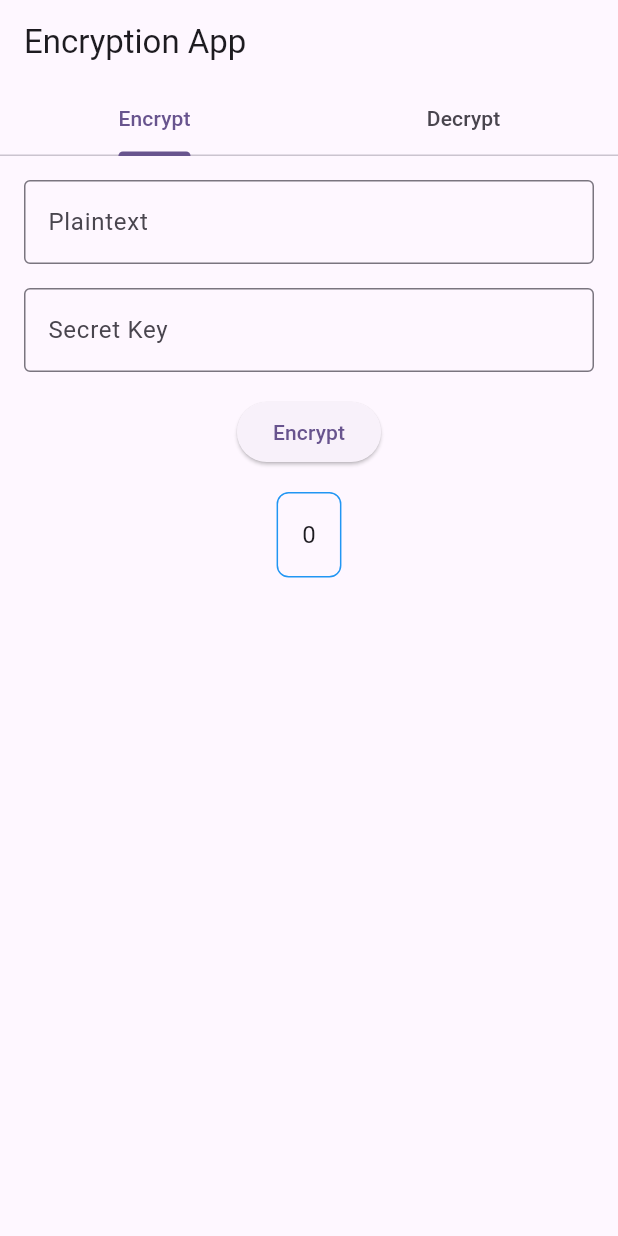
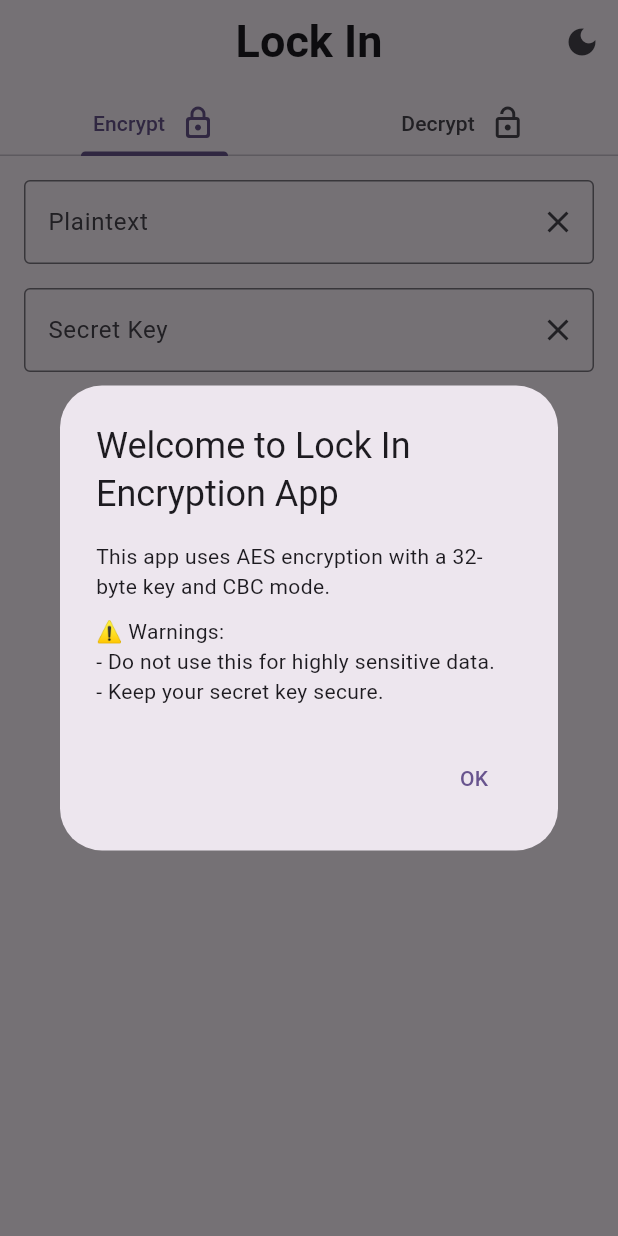
Before and after one commit to d3mastermind/LockIn, a Flutter app: the screen it shows after launch, after a tap on "Encrypt", on a phone screen of 412 x 824 dp. Run offline on Flutter 3.47's test engine with Material 3 defaults, Android fonts, the phone set to English and light mode, and no system bars; missing offline and left inert: encrypt.

Commit message:
used AES encryption

```diff
--- a/lib/crypt_service.dart
+++ b/lib/crypt_service.dart
@@ -1,57 +1,31 @@
+import 'package:encrypt/encrypt.dart' as encrypt;
+
 class CryptService {
-  // XOR-based encryption
-  static String _xorEncrypt(String plaintext, String key) {
-    String encrypted = "";
-    for (int i = 0; i < plaintext.length; i++) {
-      int charCode = plaintext.codeUnitAt(i) ^ key.codeUnitAt(i % key.length);
-      encrypted += String.fromCharCode(charCode);
-    }
-    return encrypted;
+  static String _normalizeKey(String key) {
+    if (key.length >= 32) return key.substring(0, 32); // Trim to 32 bytes
+    return key.padRight(32, ' '); // Pad to 32 bytes
   }
 
-  // Base62 encoding
-  static String _base62Encode(String input) {
-    const String base62Chars =
-        "0123456789ABCDEFGHIJKLMNOPQRSTUVWXYZabcdefghijklmnopqrstuvwxyz";
-    final List<int> bytes = input.codeUnits;
-    BigInt number = BigInt.zero;
-    for (int byte in bytes) {
-      number = (number << 8) + BigInt.from(byte);
-    }
-    String encoded = "";
-    while (number > BigInt.zero) {
-      encoded = base62Chars[(number % BigInt.from(62)).toInt()] + encoded;
-      number = number ~/ BigInt.from(62);
-    }
-    return encoded.isEmpty ? "0" : encoded;
+  static String encryptText(String text, String key) {
+    final keyBytes = encrypt.Key.fromUtf8(_normalizeKey(key));
+    final iv = encrypt.IV.fromUtf8('1234567890123456'); // Fixed IV
+    final encrypter =
+        encrypt.Encrypter(encrypt.AES(keyBytes, mode: encrypt.AESMode.cbc));
+
+    final encrypted = encrypter.encrypt(text, iv: iv);
+    return encrypted.base64;
   }
 
-  // Base62 decoding
-  static String _base62Decode(String input) {
-    const String base62Chars =
-        "0123456789ABCDEFGHIJKLMNOPQRSTUVWXYZabcdefghijklmnopqrstuvwxyz";
-    BigInt number = BigInt.zero;
-    for (int i = 0; i < input.length; i++) {
-      number =
-          number * BigInt.from(62) + BigInt.from(base62Chars.indexOf(input[i]));
+  static String decryptText(String encryptedText, String key) {
+    final keyBytes = encrypt.Key.fromUtf8(_normalizeKey(key));
+    final iv = encrypt.IV.fromUtf8('1234567890123456');
+    final encrypter =
+        encrypt.Encrypter(encrypt.AES(keyBytes, mode: encrypt.AESMode.cbc));
+
+    try {
+      return encrypter.decrypt64(encryptedText, iv: iv);
+    } catch (e) {
+      return 'Invalid Key or Encrypted Text';
     }
-    List<int> bytes = [];
-    while (number > BigInt.zero) {
-      bytes.insert(0, (number % BigInt.from(256)).toInt());
-      number = number ~/ BigInt.from(256);
-    }
-    return String.fromCharCodes(bytes);
-  }
-
-  // Encrypt and encode to Base62
-  static String encrypt(String plaintext, String key) {
-    String encrypted = _xorEncrypt(plaintext, key);
-    return _base62Encode(encrypted);
-  }
-
-  // Decode from Base62 and decrypt
-  static String decrypt(String encrypted, String key) {
-    String decoded = _base62Decode(encrypted);
-    return _xorEncrypt(decoded, key);
   }
 }
--- a/lib/main.dart
+++ b/lib/main.dart
@@ -1,5 +1,4 @@
 import 'package:flutter/material.dart';
-
 import 'package:lock_in/crypt_service.dart';
 import 'package:flutter/services.dart';
 
@@ -7,25 +6,56 @@ void main() {
   runApp(const LockIn());
 }
 
-class LockIn extends StatelessWidget {
+class LockIn extends StatefulWidget {
   const LockIn({super.key});
+
+  @override
+  State<LockIn> createState() => _LockInState();
+}
+
+class _LockInState extends State<LockIn> {
+  bool _isDarkMode = false;
+
+  void toggleTheme() {
+    setState(() {
+      _isDarkMode = !_isDarkMode;
+    });
+  }
 
   @override
   Widget build(BuildContext context) {
     return MaterialApp(
       debugShowCheckedModeBanner: false,
-      title: 'Flutter Demo',
+      title: 'Encryption App',
+      themeMode: _isDarkMode ? ThemeMode.dark : ThemeMode.light,
       theme: ThemeData(
         colorScheme: ColorScheme.fromSeed(seedColor: Colors.deepPurple),
         useMaterial3: true,
       ),
-      home: HomePage(),
+      darkTheme: ThemeData.dark().copyWith(
+        colorScheme: ColorScheme.fromSeed(
+          seedColor: Colors.deepPurple,
+          brightness: Brightness.dark,
+        ),
+        useMaterial3: true,
+      ),
+      home: HomePage(
+        isDarkMode: _isDarkMode,
+        onThemeToggle: toggleTheme,
+      ),
     );
   }
 }
 
 class HomePage extends StatefulWidget {
-  const HomePage({super.key});
+  final bool isDarkMode;
+  final VoidCallback onThemeToggle;
+
+  const HomePage({
+    super.key,
+    required this.isDarkMode,
+    required this.onThemeToggle,
+  });
 
   @override
   HomePageState createState() => HomePageState();
@@ -52,14 +82,15 @@ class HomePageState extends State<HomePage>
       showDialog(
         context: context,
         builder: (context) => AlertDialog(
-          title: Text('Welcome to Encryption App'),
+          title: const Text('Welcome to Lock In Encryption App'),
           content: Column(
             mainAxisSize: MainAxisSize.min,
             crossAxisAlignment: CrossAxisAlignment.start,
-            children: [
-              Text('This app uses a custom XOR-based encryption algorithm.'),
+            children: const [
+              Text(
+                  'This app uses AES encryption with a 32-byte key and CBC mode.'),
               SizedBox(height: 10),
-              Text('Warnings:'),
+              Text('⚠️ Warnings:'),
               Text('- Do not use this for highly sensitive data.'),
               Text('- Keep your secret key secure.'),
             ],
@@ -67,7 +98,7 @@ class HomePageState extends State<HomePage>
           actions: [
             TextButton(
               onPressed: () => Navigator.pop(context),
-              child: Text('OK'),
+              child: const Text('OK'),
             ),
           ],
         ),
@@ -79,7 +110,7 @@ class HomePageState extends State<HomePage>
     String plaintext = _encryptTextController.text;
     String key = _keyController.text;
     setState(() {
-      _encryptedText = CryptService.encrypt(plaintext, key);
+      _encryptedText = CryptService.encryptText(plaintext, key);
     });
   }
 
@@ -87,14 +118,63 @@ class HomePageState extends State<HomePage>
     String encrypted = _decryptTextController.text;
     String key = _keyController.text;
     setState(() {
-      _decryptedText = CryptService.decrypt(encrypted, key);
+      _decryptedText = CryptService.decryptText(encrypted, key);
     });
   }
 
   void _copyToClipboard(String text) {
     Clipboard.setData(ClipboardData(text: text));
     ScaffoldMessenger.of(context).showSnackBar(
-      SnackBar(content: Text('Copied to clipboard!')),
+      const SnackBar(content: Text('Copied to clipboard!')),
+    );
+  }
+
+  Widget _buildTextField({
+    required TextEditingController controller,
+    required String label,
+    required VoidCallback onClear,
+  }) {
+    return TextField(
+      controller: controller,
+      decoration: InputDecoration(
+        labelText: label,
+        border: const OutlineInputBorder(),
+        suffixIcon: IconButton(
+          icon: const Icon(Icons.clear),
+          onPressed: onClear,
+        ),
+      ),
+    );
+  }
+
+  Widget _buildOutputContainer(String text) {
+    return GestureDetector(
+      onTap: () => _copyToClipboard(text),
+      child: Container(
+        padding: const EdgeInsets.all(16),
+        decoration: BoxDecoration(
+          border: Border.all(color: Theme.of(context).colorScheme.primary),
+          borderRadius: BorderRadius.circular(8),
+        ),
+        child: Column(
+          crossAxisAlignment: CrossAxisAlignment.start,
+          children: [
+            Row(
+              mainAxisAlignment: MainAxisAlignment.end,
+              children: const [
+                Icon(Icons.copy, size: 16),
+                SizedBox(width: 4),
+                Text('Tap to copy', style: TextStyle(fontSize: 12)),
+              ],
+            ),
+            const SizedBox(height: 8),
+            Text(
+              text,
+              style: const TextStyle(fontSize: 16),
+            ),
+          ],
+        ),
+      ),
     );
   }
 
@@ -102,12 +182,47 @@ class HomePageState extends State<HomePage>
   Widget build(BuildContext context) {
     return Scaffold(
       appBar: AppBar(
-        title: Text('Encryption App'),
+        centerTitle: true,
+        title: const Text(
+          'Lock In',
+          style: TextStyle(
+            fontSize: 30,
+            fontWeight: FontWeight.bold,
+          ),
+        ),
+        actions: [
+          IconButton(
+            icon: Icon(
+              widget.isDarkMode ? Icons.light_mode : Icons.dark_mode,
+            ),
+            onPressed: widget.onThemeToggle,
+          ),
+        ],
         bottom: TabBar(
           controller: _tabController,
-          tabs: [
-            Tab(text: 'Encrypt'),
-            Tab(text: 'Decrypt'),
+          tabs: const [
+            Padding(
+              padding: EdgeInsets.all(8.0),
+              child: Row(
+                mainAxisSize: MainAxisSize.min,
+                children: [
+                  Text("Encrypt"),
+                  SizedBox(width: 10),
+                  Icon(Icons.lock_outline_rounded),
+                ],
+              ),
+            ),
+            Padding(
+              padding: EdgeInsets.all(8.0),
+              child: Row(
+                mainAxisSize: MainAxisSize.min,
+                children: [
+                  Text("Decrypt"),
+                  SizedBox(width: 10),
+                  Icon(Icons.lock_open_outlined),
+                ],
+              ),
+            ),
           ],
         ),
       ),
@@ -119,42 +234,29 @@ class HomePageState extends State<HomePage>
             padding: const EdgeInsets.all(16.0),
             child: Column(
               children: [
-                TextField(
+                _buildTextField(
                   controller: _encryptTextController,
-                  decoration: InputDecoration(
-                    labelText: 'Plaintext',
-                    border: OutlineInputBorder(),
-                  ),
+                  label: 'Plaintext',
+                  onClear: () => setState(() => _encryptTextController.clear()),
                 ),
-                SizedBox(height: 16),
-                TextField(
+                const SizedBox(height: 16),
+                _buildTextField(
                   controller: _keyController,
-                  decoration: InputDecoration(
-                    labelText: 'Secret Key',
-                    border: OutlineInputBorder(),
-                  ),
+                  label: 'Secret Key',
+                  onClear: () => setState(() => _keyController.clear()),
                 ),
-                SizedBox(height: 16),
+                const SizedBox(height: 16),
                 ElevatedButton(
                   onPressed: _encrypt,
-                  child: Text('Encrypt'),
+                  style: ElevatedButton.styleFrom(
+                    backgroundColor: Colors.green,
+                    foregroundColor: Colors.white,
+                  ),
+                  child: const Text('Encrypt'),
                 ),
-                SizedBox(height: 16),
+                const SizedBox(height: 16),
                 if (_encryptedText.isNotEmpty)
-                  GestureDetector(
-                    onTap: () => _copyToClipboard(_encryptedText),
-                    child: Container(
-                      padding: EdgeInsets.all(16),
-                      decoration: BoxDecoration(
-                        border: Border.all(color: Colors.blue),
-                        borderRadius: BorderRadius.circular(8),
-                      ),
-                      child: Text(
-                        _encryptedText,
-                        style: TextStyle(fontSize: 16),
-                      ),
-                    ),
-                  ),
+                  _buildOutputContainer(_encryptedText),
               ],
             ),
           ),
@@ -163,42 +265,29 @@ class HomePageState extends State<HomePage>
             padding: const EdgeInsets.all(16.0),
             child: Column(
               children: [
-                TextField(
+                _buildTextField(
                   controller: _decryptTextController,
-                  decoration: InputDecoration(
-                    labelText: 'Encrypted Text',
-                    border: OutlineInputBorder(),
-                  ),
+                  label: 'Encrypted Text',
+                  onClear: () => setState(() => _decryptTextController.clear()),
                 ),
-                SizedBox(height: 16),
-                TextField(
+                const SizedBox(height: 16),
+                _buildTextField(
                   controller: _keyController,
-                  decoration: InputDecoration(
-                    labelText: 'Secret Key',
-                    border: OutlineInputBorder(),
-                  ),
+                  label: 'Secret Key',
+                  onClear: () => setState(() => _keyController.clear()),
                 ),
-                SizedBox(height: 16),
+                const SizedBox(height: 16),
                 ElevatedButton(
                   onPressed: _decrypt,
-                  child: Text('Decrypt'),
+                  style: ElevatedButton.styleFrom(
+                    backgroundColor: Colors.blue,
+                    foregroundColor: Colors.white,
+                  ),
+                  child: const Text('Decrypt'),
                 ),
-                SizedBox(height: 16),
+                const SizedBox(height: 16),
                 if (_decryptedText.isNotEmpty)
-                  GestureDetector(
-                    onTap: () => _copyToClipboard(_decryptedText),
-                    child: Container(
-                      padding: EdgeInsets.all(16),
-                      decoration: BoxDecoration(
-                        border: Border.all(color: Colors.blue),
-                        borderRadius: BorderRadius.circular(8),
-                      ),
-                      child: Text(
-                        _decryptedText,
-                        style: TextStyle(fontSize: 16),
-                      ),
-                    ),
-                  ),
+                  _buildOutputContainer(_decryptedText),
               ],
             ),
           ),
--- a/pubspec.yaml
+++ b/pubspec.yaml
@@ -34,6 +34,7 @@ dependencies:
   # The following adds the Cupertino Icons font to your application.
   # Use with the CupertinoIcons class for iOS style icons.
   cupertino_icons: ^1.0.8
+  encrypt: ^5.0.3
 
 dev_dependencies:
   flutter_test:
```
Also changed, not shown: pubspec.lock.
